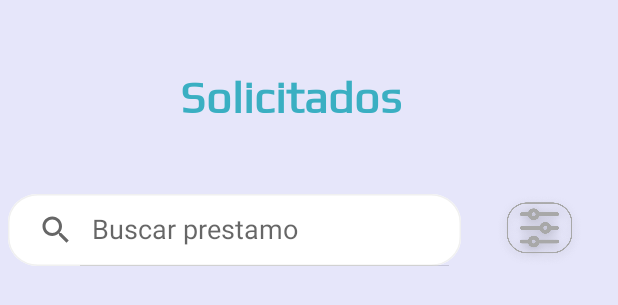
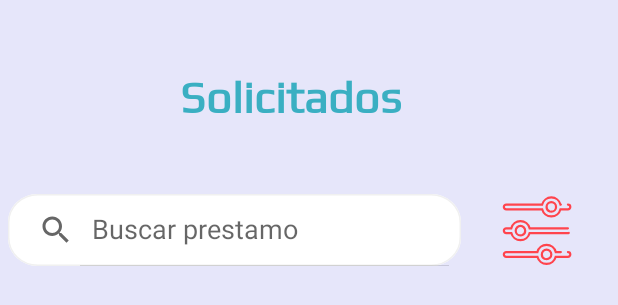
Before and after one commit to LoanGrounds/AndroidStudioLG, an Android app: the layout fragment_lupa.xml on its own in the app's theme, with its tools: preview values and no code run, on a phone screen of 412 x 824 dp. Shown: the top 305 px of the screen. Run offline under Robolectric (Android 15) with nearby library versions, the phone set to English and light mode, and no system bars; Roboto replaces fonts that are not available here.

Commit message:
actualizacion 00:42 22/05

```diff
--- a/ProyectFinal/app/build.gradle
+++ b/ProyectFinal/app/build.gradle
@@ -37,6 +37,9 @@ dependencies {
     testImplementation 'junit:junit:4.+'
     androidTestImplementation 'androidx.test.ext:junit:1.1.1'
     androidTestImplementation 'androidx.test.espresso:espresso-core:3.2.0'
+    implementation 'com.airbnb.android:lottie:3.6.1'
+
+
 
 
 }
--- a/ProyectFinal/app/src/main/AndroidManifest.xml
+++ b/ProyectFinal/app/src/main/AndroidManifest.xml
@@ -13,7 +13,8 @@
         android:theme="@style/Theme.LoanGrounds">
         <activity android:name=".MainActivity"></activity>
         <activity android:name=".MainActivityInicio" />
-        <activity android:name=".MainActivityStart">
+        <activity android:name=".MainActivityStart"
+            android:screenOrientation="portrait">
             <intent-filter>
                 <action android:name="android.intent.action.MAIN" />
 
--- a/ProyectFinal/app/src/main/java/com/example/ProyectoFinal/loangrounds/ListaRecomendados/ListaAdaptora.java
+++ b/ProyectFinal/app/src/main/java/com/example/ProyectoFinal/loangrounds/ListaRecomendados/ListaAdaptora.java
@@ -5,6 +5,7 @@ import android.view.LayoutInflater;
 import android.view.View;
 import android.view.ViewGroup;
 import android.widget.ArrayAdapter;
+import android.widget.ImageButton;
 import android.widget.ImageView;
 import android.widget.TextView;
 
--- a/ProyectFinal/app/src/main/java/com/example/ProyectoFinal/loangrounds/Menu/LupaFragment.java
+++ b/ProyectFinal/app/src/main/java/com/example/ProyectoFinal/loangrounds/Menu/LupaFragment.java
@@ -17,6 +17,7 @@ import android.widget.ListView;
 import android.widget.SearchView;
 import android.widget.Toast;
 
+import com.airbnb.lottie.LottieAnimationView;
 import com.example.ProyectoFinal.loangrounds.ListaRecomendados.ListaAdaptora;
 import com.example.ProyectoFinal.loangrounds.ListaRecomendados.LupaAdapter;
 import com.example.ProyectoFinal.loangrounds.ListaRecomendados.Prestamo;
@@ -36,7 +37,7 @@ public class LupaFragment extends Fragment implements SearchView.OnQueryTextList
     RecyclerView recyclerView;
     LupaAdapter lupaAdapter;
     SearchView buscarPrestamo;
-    ImageView filtros;
+    LottieAnimationView filtros;
 
     ArrayList<Prestamo> prestamoList;
 
@@ -93,7 +94,7 @@ public class LupaFragment extends Fragment implements SearchView.OnQueryTextList
     private void ObtenerReferencias() {
         recyclerView=(RecyclerView) layoutRhoot.findViewById(R.id.recyclerView);
         buscarPrestamo=(SearchView) layoutRhoot.findViewById(R.id.buscarPrestamo);
-        filtros=(ImageView) layoutRhoot.findViewById(R.id.imgFiltros);
+        filtros=(LottieAnimationView) layoutRhoot.findViewById(R.id.animation_view2);
     }
 
     private void initListeners(){
--- a/ProyectFinal/app/src/main/java/com/example/ProyectoFinal/loangrounds/Menu/MenuFragment.java
+++ b/ProyectFinal/app/src/main/java/com/example/ProyectoFinal/loangrounds/Menu/MenuFragment.java
@@ -12,6 +12,7 @@ import android.view.ViewGroup;
 import android.widget.AdapterView;
 import android.widget.ListView;
 
+import com.airbnb.lottie.LottieAnimationView;
 import com.example.ProyectoFinal.loangrounds.ListaRecomendados.ListaAdaptora;
 import com.example.ProyectoFinal.loangrounds.ListaRecomendados.Prestamo;
 import com.example.ProyectoFinal.loangrounds.MainActivity;
@@ -28,7 +29,7 @@ public class MenuFragment extends Fragment {
     ListView listView;
     View layoutRhoot;
     List<Prestamo> prestamoList;
-
+    LottieAnimationView animation_view;
 
 
 
@@ -73,6 +74,7 @@ public class MenuFragment extends Fragment {
     private void ObtenerReferencia() {
         listView = (ListView) layoutRhoot.findViewById(R.id.listView);
         fbtnCrearPrestamo=(FloatingActionButton) layoutRhoot.findViewById(R.id.fbtnCrearPrestamo);
+
     }
 
 
--- a/ProyectFinal/app/src/main/res/drawable/ic_baseline_favorite_24.xml
+++ b/ProyectFinal/app/src/main/res/drawable/favorite_like.xml
@@ -1,5 +1,5 @@
-<vector android:height="16dp" android:tint="#C92626"
+<vector android:height="24dp" android:tint="#FF0A2D"
     android:viewportHeight="24" android:viewportWidth="24"
-    android:width="16dp" xmlns:android="http://schemas.android.com/apk/res/android">
+    android:width="24dp" xmlns:android="http://schemas.android.com/apk/res/android">
     <path android:fillColor="@android:color/white" android:pathData="M12,21.35l-1.45,-1.32C5.4,15.36 2,12.28 2,8.5 2,5.42 4.42,3 7.5,3c1.74,0 3.41,0.81 4.5,2.09C13.09,3.81 14.76,3 16.5,3 19.58,3 22,5.42 22,8.5c0,3.78 -3.4,6.86 -8.55,11.54L12,21.35z"/>
 </vector>
--- /dev/null
+++ b/ProyectFinal/app/src/main/res/drawable/favorite_unlike.xml
@@ -0,0 +1,5 @@
+<vector android:height="24dp" android:tint="#FF0A2D"
+    android:viewportHeight="24" android:viewportWidth="24"
+    android:width="24dp" xmlns:android="http://schemas.android.com/apk/res/android">
+    <path android:fillColor="@android:color/white" android:pathData="M16.5,3c-1.74,0 -3.41,0.81 -4.5,2.09C10.91,3.81 9.24,3 7.5,3 4.42,3 2,5.42 2,8.5c0,3.78 3.4,6.86 8.55,11.54L12,21.35l1.45,-1.32C18.6,15.36 22,12.28 22,8.5 22,5.42 19.58,3 16.5,3zM12.1,18.55l-0.1,0.1 -0.1,-0.1C7.14,14.24 4,11.39 4,8.5 4,6.5 5.5,5 7.5,5c1.54,0 3.04,0.99 3.57,2.36h1.87C13.46,5.99 14.96,5 16.5,5c2,0 3.5,1.5 3.5,3.5 0,2.89 -3.14,5.74 -7.9,10.05z"/>
+</vector>
--- a/ProyectFinal/app/src/main/res/layout/fragment_lupa.xml
+++ b/ProyectFinal/app/src/main/res/layout/fragment_lupa.xml
@@ -39,14 +39,14 @@
                 android:iconifiedByDefault="false"
                 android:queryHint="Buscar prestamo" />
 
-            <ImageView
-                android:id="@+id/imgFiltros"
-                android:layout_width="wrap_content"
+            <com.airbnb.lottie.LottieAnimationView
+                android:id="@+id/animation_view2"
+                android:layout_width="match_parent"
                 android:layout_height="match_parent"
-                android:layout_gravity="center"
-                android:layout_weight="1"
-                android:clickable="true"
-                android:src="@drawable/filtros" />
+                app:lottie_autoPlay="true"
+                app:lottie_fileName="filter-animation.json"
+                app:lottie_imageAssetsFolder="assets"
+                app:lottie_loop="true" />
 
         </LinearLayout>
 
```
Also changed, not shown: ProyectFinal/app/src/main/assets/filter-animation.json (added, +1 -0 lines), ProyectFinal/app/src/main/assets/like.json (added, +1 -0 lines), ProyectFinal/app/src/main/java/com/example/ProyectoFinal/loangrounds/ListaRecomendados/LupaAdapter.java (+6 -8 lines), ProyectFinal/app/src/main/res/layout/fragment_filtros.xml (+2 -5 lines), ProyectFinal/app/src/main/res/layout/mi_list_item2.xml (+10 -2 lines), ProyectFinal/app/src/main/res/layout/my_list_item.xml (+13 -1 lines), 73 other files.
